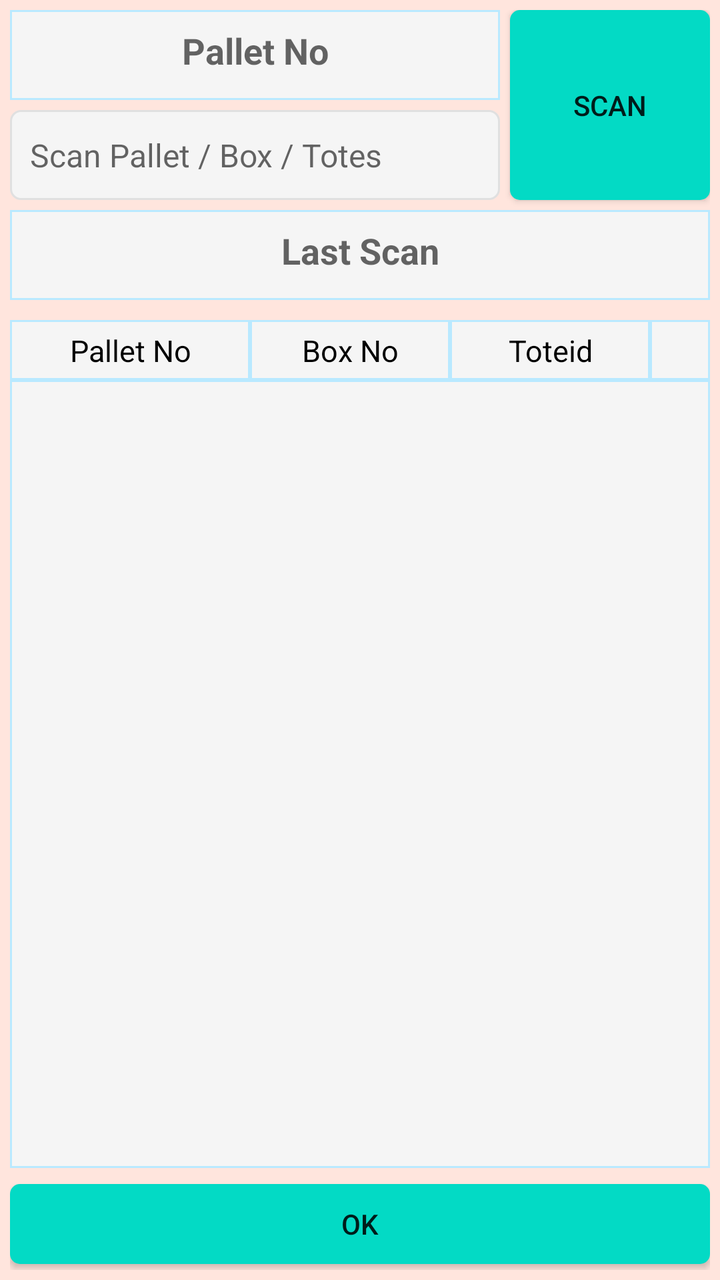
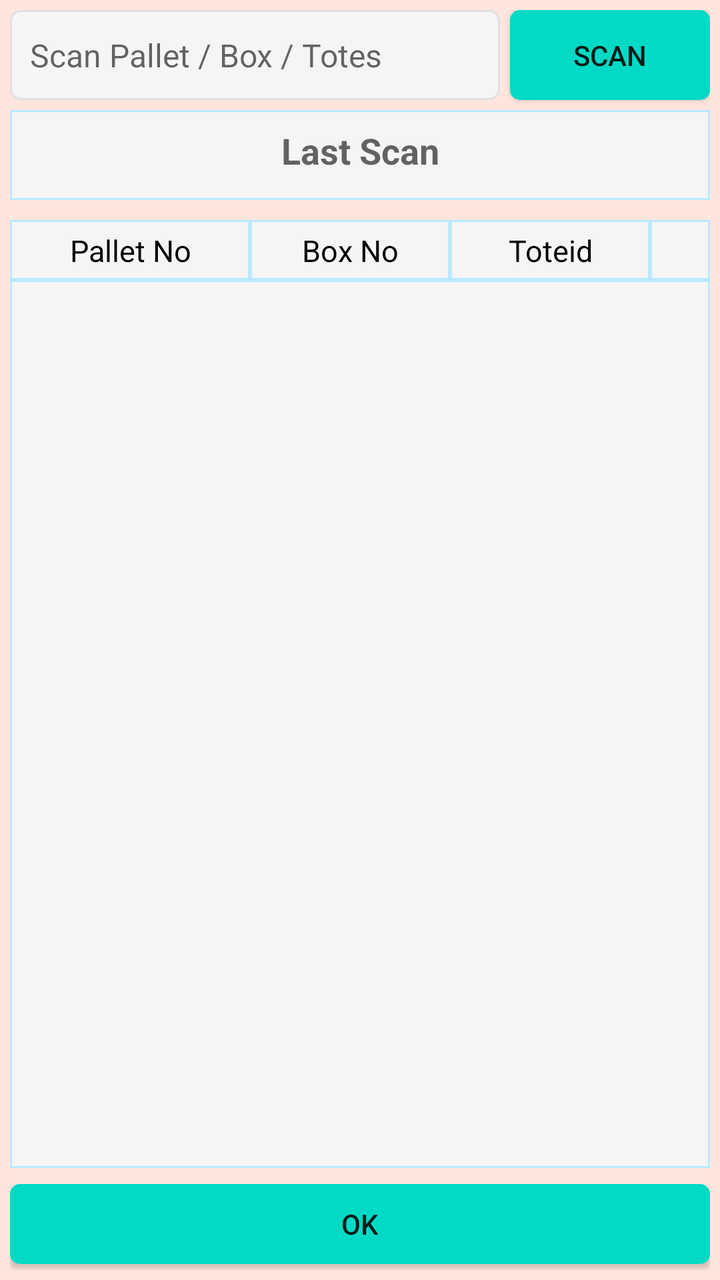

Two renders of the same Android screen: before a commit and after it. Below are the layout's source before the change and the commit's diff.
<!-- AndroidManifest.xml: application theme AppTheme -->
<!-- res/layout/warehouse_grn_new_popup_items_scan.xml -->
<?xml version="1.0" encoding="utf-8"?>
<androidx.constraintlayout.widget.ConstraintLayout
    xmlns:android="http://schemas.android.com/apk/res/android"
    xmlns:app="http://schemas.android.com/apk/res-auto"
    xmlns:tools="http://schemas.android.com/tools"
    android:layout_width="380dp"
    android:padding="5dp"
    android:background="@color/colorBackPopup"
    android:layout_gravity="center"
    android:layout_height="650dp">

    <TextView
        android:id="@+id/tv_warehouse_grn_new_popup_palletno"
        android:layout_width="0dp"
        android:layout_height="45dp"
        android:layout_marginRight="5dp"
        android:background="@drawable/et_custom_total"
        android:hint="Pallet No"
        android:padding="8dp"
        android:textAlignment="center"
        android:textColor="@color/coloRed"
        android:textSize="18dp"
        android:textStyle="bold"
        app:layout_constraintEnd_toStartOf="@+id/bt_warehouse_grn_new_popup_scan"
        app:layout_constraintStart_toStartOf="parent"
        app:layout_constraintTop_toTopOf="parent" />

    <EditText
        android:id="@+id/et_warehouse_grn_new_popup_scan"
        android:layout_width="0dp"
        android:layout_height="45dp"
        android:layout_marginRight="5dp"
        android:layout_marginTop="5dp"
        android:background="@drawable/et_custom"
        android:hint="Scan Pallet / Box / Totes"
        android:padding="10dp"
        android:textColor="@color/coloBlack"
        android:textSize="16dp"
        app:layout_constraintEnd_toStartOf="@+id/bt_warehouse_grn_new_popup_scan"
        app:layout_constraintStart_toStartOf="parent"
        app:layout_constraintTop_toBottomOf="@+id/tv_warehouse_grn_new_popup_palletno" />

    <Button
        android:id="@+id/bt_warehouse_grn_new_popup_scan"
        android:layout_width="100dp"
        android:layout_height="0dp"
        android:background="@drawable/btn_custom1"
        android:text="SCAN"
        android:textAllCaps="false"
        android:textSize="14sp"
        app:layout_constraintBottom_toBottomOf="@+id/et_warehouse_grn_new_popup_scan"
        app:layout_constraintEnd_toEndOf="parent"
        app:layout_constraintTop_toTopOf="parent" />

    <TextView
        android:id="@+id/tv_warehouse_grn_new_popup_last_scan"
        android:layout_width="0dp"
        android:layout_height="45dp"
        android:layout_marginTop="5dp"
        android:background="@drawable/et_custom_total"
        android:hint="Last Scan"
        android:padding="8dp"
        android:textAlignment="center"
        android:textColor="@color/coloRed"
        android:textSize="18dp"
        android:textStyle="bold"
        app:layout_constraintEnd_toEndOf="parent"
        app:layout_constraintStart_toStartOf="parent"
        app:layout_constraintTop_toBottomOf="@+id/et_warehouse_grn_new_popup_scan" />

    <TextView
        android:id="@+id/textView1"
        android:layout_width="120dp"
        android:layout_height="30dp"
        android:layout_marginTop="10dp"
        android:background="@drawable/et_custom_total"
        android:gravity="center"
        android:padding="5dp"
        android:text="Pallet No"
        android:textColor="@color/coloBlack"
        android:textSize="15dp"
        app:layout_constraintStart_toStartOf="parent"
        app:layout_constraintTop_toBottomOf="@+id/tv_warehouse_grn_new_popup_last_scan" />

    <TextView
        android:id="@+id/textView2"
        android:layout_width="100dp"
        android:layout_height="30dp"
        android:layout_marginTop="10dp"
        android:background="@drawable/et_custom_total"
        android:gravity="center"
        android:padding="5dp"
        android:text="Box No"
        android:textColor="@color/coloBlack"
        android:textSize="15dp"
        app:layout_constraintStart_toEndOf="@+id/textView1"
        app:layout_constraintTop_toBottomOf="@+id/tv_warehouse_grn_new_popup_last_scan" />

    <TextView
        android:id="@+id/textView3"
        android:layout_width="0dp"
        android:layout_height="30dp"
        android:layout_marginTop="10dp"
        android:background="@drawable/et_custom_total"
        android:gravity="center"
        android:padding="5dp"
        android:text=""
        android:textColor="@color/coloBlack"
        android:textSize="15dp"
        app:layout_constraintEnd_toEndOf="parent"
        app:layout_constraintStart_toEndOf="@+id/textView5"
        app:layout_constraintTop_toBottomOf="@+id/tv_warehouse_grn_new_popup_last_scan" />

    <TextView
        android:id="@+id/textView5"
        android:layout_width="100dp"
        android:layout_height="30dp"
        android:layout_marginTop="10dp"
        android:background="@drawable/et_custom_total"
        android:gravity="center"
        android:padding="5dp"
        android:text="Toteid"
        android:textColor="@color/coloBlack"
        android:textSize="15dp"
        app:layout_constraintStart_toEndOf="@+id/textView2"
        app:layout_constraintTop_toBottomOf="@+id/tv_warehouse_grn_new_popup_last_scan" />

    <ListView
        android:id="@+id/lv_warehouse_grn_new_popup_scandetail"
        android:layout_width="0dp"
        android:layout_height="0dp"
        android:layout_marginBottom="8dp"
        android:background="@drawable/et_custom_total"
        app:layout_constraintBottom_toTopOf="@+id/bt_warehouse_grn_new_popup_ok"
        app:layout_constraintEnd_toEndOf="parent"
        app:layout_constraintStart_toStartOf="parent"
        app:layout_constraintTop_toBottomOf="@+id/textView1" />

    <Button
        android:id="@+id/bt_warehouse_grn_new_popup_ok"
        android:layout_width="0dp"
        android:layout_height="40dp"
        android:layout_marginBottom="3dp"
        android:background="@drawable/btn_custom1"
        android:text="OK"
        android:textAllCaps="false"
        android:textSize="14sp"
        app:layout_constraintBottom_toBottomOf="parent"
        app:layout_constraintEnd_toEndOf="parent"
        app:layout_constraintStart_toStartOf="parent" />

</androidx.constraintlayout.widget.ConstraintLayout>
<!-- resources referenced by this layout -->
<resources>
  <color name="coloBlack">#000000</color>
  <color name="coloRed">#ff0000</color>
  <color name="colorBackPopup">#FFE5DD</color>
  <!-- drawable btn_custom1 (drawable) -->
  <?xml version="1.0" encoding="utf-8"?>
  <shape xmlns:android="http://schemas.android.com/apk/res/android"
      android:padding="10dp"
      android:shape="rectangle" >
  
      <solid android:color="@color/colorBtn" />
  
      <corners
          android:bottomLeftRadius="5dp"
          android:bottomRightRadius="5dp"
          android:topLeftRadius="5dp"
          android:topRightRadius="5dp" />
  
  </shape>
  <!-- drawable et_custom (drawable) -->
  <?xml version="1.0" encoding="utf-8"?>
  <shape xmlns:android="http://schemas.android.com/apk/res/android"
      android:padding="10dp"
      android:shape="rectangle" >
  
      <solid android:color="#f5f5f5" />
  
      <stroke
          android:width="1dp"
          android:color="#e0e0e0" />
  
      <corners
          android:bottomLeftRadius="5dp"
          android:bottomRightRadius="5dp"
          android:topLeftRadius="5dp"
          android:topRightRadius="5dp" />
  
  </shape>
  <!-- drawable et_custom_total (drawable) -->
  <?xml version="1.0" encoding="utf-8"?>
  <shape xmlns:android="http://schemas.android.com/apk/res/android"
      android:padding="10dp"
      android:shape="rectangle" >
  
      <solid android:color="#f5f5f5" />
  
      <stroke
          android:width="1dp"
          android:color="#B9E9FF" />
  
      <corners
          android:bottomLeftRadius="0dp"
          android:bottomRightRadius="0dp"
          android:topLeftRadius="0dp"
          android:topRightRadius="0dp" />
  
  </shape>
  <style name="AppTheme" parent="Theme.AppCompat.Light.NoActionBar">
          
          <item name="colorPrimary">@color/colorPrimary</item>
          <item name="colorPrimaryDark">@color/colorPrimaryDark</item>
          <item name="colorAccent">@color/colorAccent</item>
      </style>
  <color name="colorBtn">#03DAC5</color>
  <color name="colorPrimary">#ffb200</color>
  <color name="colorPrimaryDark">#ffb200</color>
  <color name="colorAccent">#000000</color>
</resources>

<!-- the commit's change to res/layout/warehouse_grn_new_popup_items_scan.xml (unified diff, before → after) -->
@@ -9,28 +9,11 @@
     android:layout_gravity="center"
     android:layout_height="650dp">
 
-    <TextView
-        android:id="@+id/tv_warehouse_grn_new_popup_palletno"
-        android:layout_width="0dp"
-        android:layout_height="45dp"
-        android:layout_marginRight="5dp"
-        android:background="@drawable/et_custom_total"
-        android:hint="Pallet No"
-        android:padding="8dp"
-        android:textAlignment="center"
-        android:textColor="@color/coloRed"
-        android:textSize="18dp"
-        android:textStyle="bold"
-        app:layout_constraintEnd_toStartOf="@+id/bt_warehouse_grn_new_popup_scan"
-        app:layout_constraintStart_toStartOf="parent"
-        app:layout_constraintTop_toTopOf="parent" />
-
     <EditText
         android:id="@+id/et_warehouse_grn_new_popup_scan"
         android:layout_width="0dp"
         android:layout_height="45dp"
         android:layout_marginRight="5dp"
-        android:layout_marginTop="5dp"
         android:background="@drawable/et_custom"
         android:hint="Scan Pallet / Box / Totes"
         android:padding="10dp"
@@ -38,7 +21,7 @@
         android:textSize="16dp"
         app:layout_constraintEnd_toStartOf="@+id/bt_warehouse_grn_new_popup_scan"
         app:layout_constraintStart_toStartOf="parent"
-        app:layout_constraintTop_toBottomOf="@+id/tv_warehouse_grn_new_popup_palletno" />
+        app:layout_constraintTop_toTopOf="parent" />
 
     <Button
         android:id="@+id/bt_warehouse_grn_new_popup_scan"
